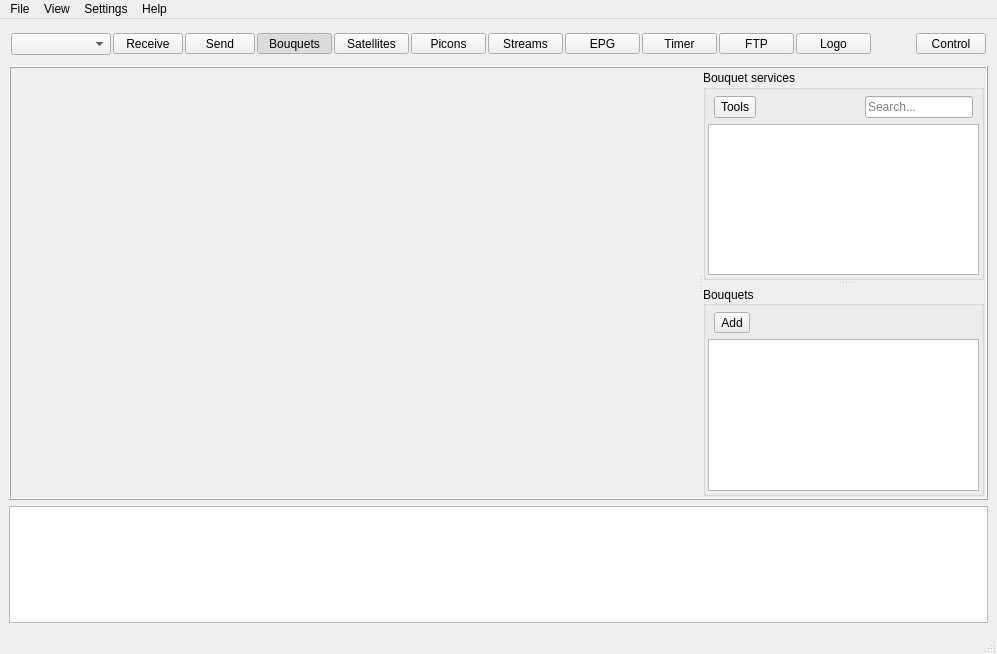
DYefremov/E2Toolkit, file app/ui/res/main.ui: the form before one commit.
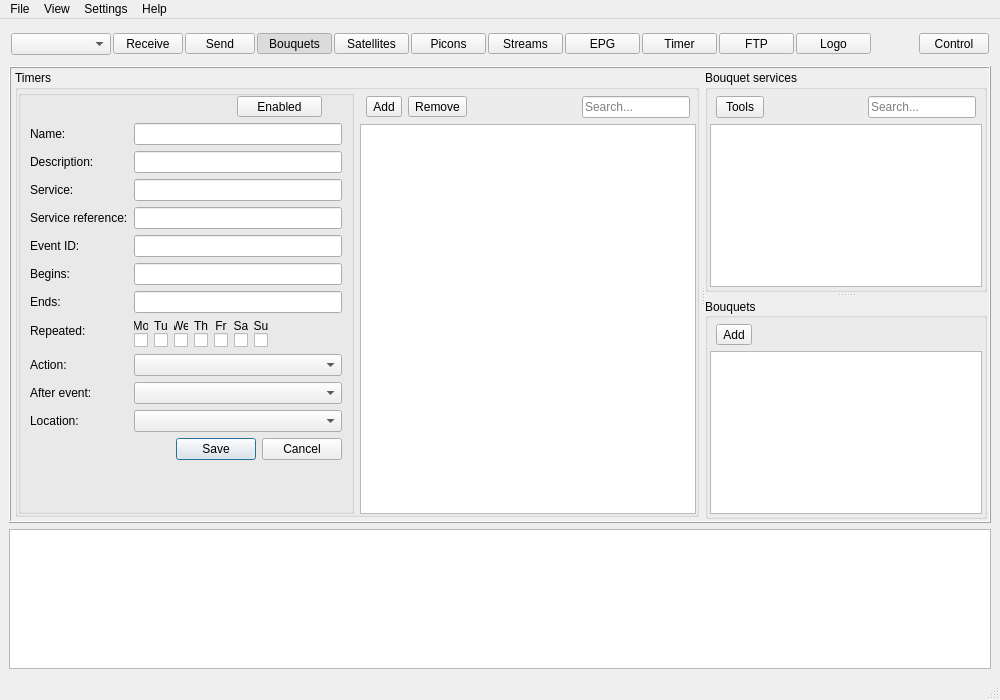
The form after the commit. The open tabs and pages were chosen to show the change. Icons and pictures are not drawn.

```diff
--- a/app/ui/res/main.ui
+++ b/app/ui/res/main.ui
@@ -6,8 +6,8 @@
    <rect>
     <x>0</x>
     <y>0</y>
-    <width>997</width>
-    <height>654</height>
+    <width>1000</width>
+    <height>700</height>
    </rect>
   </property>
   <property name="minimumSize">
@@ -1206,8 +1206,588 @@
             </item>
            </layout>
           </widget>
-          <widget class="QWidget" name="timer_page"/>
-          <widget class="QWidget" name="ftp_page"/>
+          <widget class="QWidget" name="timer_page">
+           <layout class="QGridLayout" name="timer_page_layout">
+            <property name="leftMargin">
+             <number>2</number>
+            </property>
+            <property name="topMargin">
+             <number>0</number>
+            </property>
+            <property name="rightMargin">
+             <number>2</number>
+            </property>
+            <property name="bottomMargin">
+             <number>2</number>
+            </property>
+            <item row="0" column="0">
+             <widget class="QGroupBox" name="timer_group_box">
+              <property name="title">
+               <string>Timers</string>
+              </property>
+              <layout class="QHBoxLayout" name="timer_broup_box_layout">
+               <property name="leftMargin">
+                <number>0</number>
+               </property>
+               <property name="topMargin">
+                <number>0</number>
+               </property>
+               <property name="rightMargin">
+                <number>0</number>
+               </property>
+               <property name="bottomMargin">
+                <number>0</number>
+               </property>
+               <item>
+                <widget class="QGroupBox" name="timer_edit_box">
+                 <layout class="QFormLayout" name="timer_edit_gruop_box">
+                  <property name="leftMargin">
+                   <number>9</number>
+                  </property>
+                  <property name="topMargin">
+                   <number>0</number>
+                  </property>
+                  <property name="rightMargin">
+                   <number>9</number>
+                  </property>
+                  <property name="bottomMargin">
+                   <number>0</number>
+                  </property>
+                  <item row="0" column="1">
+                   <widget class="QWidget" name="timer_enable_widget" native="true">
+                    <layout class="QHBoxLayout" name="timer_edit_enable_box">
+                     <property name="leftMargin">
+                      <number>0</number>
+                     </property>
+                     <property name="topMargin">
+                      <number>0</number>
+                     </property>
+                     <property name="rightMargin">
+                      <number>20</number>
+                     </property>
+                     <property name="bottomMargin">
+                      <number>0</number>
+                     </property>
+                     <item>
+                      <spacer name="timer_enable_widget_soacer">
+                       <property name="orientation">
+                        <enum>Qt::Horizontal</enum>
+                       </property>
+                       <property name="sizeHint" stdset="0">
+                        <size>
+                         <width>40</width>
+                         <height>20</height>
+                        </size>
+                       </property>
+                      </spacer>
+                     </item>
+                     <item>
+                      <widget class="QToolButton" name="timer_enable_button">
+                       <property name="minimumSize">
+                        <size>
+                         <width>85</width>
+                         <height>0</height>
+                        </size>
+                       </property>
+                       <property name="text">
+                        <string>Enabled</string>
+                       </property>
+                       <property name="checkable">
+                        <bool>true</bool>
+                       </property>
+                      </widget>
+                     </item>
+                    </layout>
+                   </widget>
+                  </item>
+                  <item row="1" column="0">
+                   <widget class="QLabel" name="timer_name_label">
+                    <property name="text">
+                     <string>Name:</string>
+                    </property>
+                   </widget>
+                  </item>
+                  <item row="1" column="1">
+                   <widget class="QLineEdit" name="timer_name_edit"/>
+                  </item>
+                  <item row="2" column="0">
+                   <widget class="QLabel" name="timer_description_label">
+                    <property name="text">
+                     <string>Description:</string>
+                    </property>
+                   </widget>
+                  </item>
+                  <item row="2" column="1">
+                   <widget class="QLineEdit" name="timer_description_edit"/>
+                  </item>
+                  <item row="3" column="0">
+                   <widget class="QLabel" name="timer_service_label">
+                    <property name="text">
+                     <string>Service:</string>
+                    </property>
+                   </widget>
+                  </item>
+                  <item row="3" column="1">
+                   <widget class="QLineEdit" name="timer_service_edit"/>
+                  </item>
+                  <item row="4" column="0">
+                   <widget class="QLabel" name="timer_service_ref_label">
+                    <property name="text">
+                     <string>Service reference:</string>
+                    </property>
+                   </widget>
+                  </item>
+                  <item row="4" column="1">
+                   <widget class="QLineEdit" name="timer_ref_edit"/>
+                  </item>
+                  <item row="5" column="0">
+                   <widget class="QLabel" name="timer_event_id_label">
+                    <property name="text">
+                     <string>Event ID:</string>
+                    </property>
+                   </widget>
+                  </item>
+                  <item row="5" column="1">
+                   <widget class="QLineEdit" name="timer_event_id_edit"/>
+                  </item>
+                  <item row="6" column="0">
+                   <widget class="QLabel" name="timer_begins_label">
+                    <property name="text">
+                     <string>Begins:</string>
+                    </property>
+                   </widget>
+                  </item>
+                  <item row="6" column="1">
+                   <widget class="QLineEdit" name="timer_begins_edit"/>
+                  </item>
+                  <item row="7" column="0">
+                   <widget class="QLabel" name="timer_ends_label">
+                    <property name="text">
+                     <string>Ends:</string>
+                    </property>
+                   </widget>
+                  </item>
+                  <item row="7" column="1">
+                   <widget class="QLineEdit" name="timer_ends_edit"/>
+                  </item>
+                  <item row="8" column="0">
+                   <widget class="QLabel" name="timer_repeated_label">
+                    <property name="text">
+                     <string>Repeated:</string>
+                    </property>
+                   </widget>
+                  </item>
+                  <item row="8" column="1">
+                   <layout class="QGridLayout" name="timer_repeated_grid">
+                    <property name="leftMargin">
+                     <number>0</number>
+                    </property>
+                    <property name="rightMargin">
+                     <number>9</number>
+                    </property>
+                    <property name="verticalSpacing">
+                     <number>0</number>
+                    </property>
+                    <item row="0" column="3">
+                     <widget class="QLabel" name="timer_th_label">
+                      <property name="text">
+                       <string>Th</string>
+                      </property>
+                      <property name="alignment">
+                       <set>Qt::AlignCenter</set>
+                      </property>
+                     </widget>
+                    </item>
+                    <item row="0" column="6">
+                     <widget class="QLabel" name="timer_su_label">
+                      <property name="text">
+                       <string>Su</string>
+                      </property>
+                      <property name="alignment">
+                       <set>Qt::AlignCenter</set>
+                      </property>
+                     </widget>
+                    </item>
+                    <item row="0" column="1">
+                     <widget class="QLabel" name="timer_tu_label">
+                      <property name="text">
+                       <string>Tu</string>
+                      </property>
+                      <property name="alignment">
+                       <set>Qt::AlignCenter</set>
+                      </property>
+                     </widget>
+                    </item>
+                    <item row="0" column="5">
+                     <widget class="QLabel" name="timer_sa_label">
+                      <property name="text">
+                       <string>Sa</string>
+                      </property>
+                      <property name="alignment">
+                       <set>Qt::AlignCenter</set>
+                      </property>
+                     </widget>
+                    </item>
+                    <item row="0" column="0">
+                     <widget class="QLabel" name="timer_mo_label">
+                      <property name="text">
+                       <string>Mo</string>
+                      </property>
+                      <property name="alignment">
+                       <set>Qt::AlignCenter</set>
+                      </property>
+                     </widget>
+                    </item>
+                    <item row="0" column="2">
+                     <widget class="QLabel" name="timer_we_label">
+                      <property name="text">
+                       <string>We</string>
+                      </property>
+                      <property name="alignment">
+                       <set>Qt::AlignCenter</set>
+                      </property>
+                     </widget>
+                    </item>
+                    <item row="0" column="4">
+                     <widget class="QLabel" name="timer_fr_label">
+                      <property name="text">
+                       <string>Fr</string>
+                      </property>
+                      <property name="alignment">
+                       <set>Qt::AlignCenter</set>
+                      </property>
+                     </widget>
+                    </item>
+                    <item row="1" column="0">
+                     <widget class="QCheckBox" name="timer_mo_check_box">
+                      <property name="sizePolicy">
+                       <sizepolicy hsizetype="Fixed" vsizetype="Fixed">
+                        <horstretch>0</horstretch>
+                        <verstretch>0</verstretch>
+                       </sizepolicy>
+                      </property>
+                      <property name="text">
+                       <string notr="true"/>
+                      </property>
+                     </widget>
+                    </item>
+                    <item row="1" column="1">
+                     <widget class="QCheckBox" name="timer_tu_check_box">
+                      <property name="sizePolicy">
+                       <sizepolicy hsizetype="Fixed" vsizetype="Fixed">
+                        <horstretch>0</horstretch>
+                        <verstretch>0</verstretch>
+                       </sizepolicy>
+                      </property>
+                      <property name="text">
+                       <string notr="true"/>
+                      </property>
+                     </widget>
+                    </item>
+                    <item row="1" column="2">
+                     <widget class="QCheckBox" name="timer_we_check_box">
+                      <property name="sizePolicy">
+                       <sizepolicy hsizetype="Fixed" vsizetype="Fixed">
+                        <horstretch>0</horstretch>
+                        <verstretch>0</verstretch>
+                       </sizepolicy>
+                      </property>
+                      <property name="text">
+                       <string notr="true"/>
+                      </property>
+                     </widget>
+                    </item>
+                    <item row="1" column="3">
+                     <widget class="QCheckBox" name="timer_th_check_box">
+                      <property name="sizePolicy">
+                       <sizepolicy hsizetype="Fixed" vsizetype="Fixed">
+                        <horstretch>0</horstretch>
+                        <verstretch>0</verstretch>
+                       </sizepolicy>
+                      </property>
+                      <property name="text">
+                       <string notr="true"/>
+                      </property>
+                     </widget>
+                    </item>
+                    <item row="1" column="4">
+                     <widget class="QCheckBox" name="timer_fr_check_box">
+                      <property name="sizePolicy">
+                       <sizepolicy hsizetype="Fixed" vsizetype="Fixed">
+                        <horstretch>0</horstretch>
+                        <verstretch>0</verstretch>
+                       </sizepolicy>
+                      </property>
+                      <property name="text">
+                       <string notr="true"/>
+                      </property>
+                     </widget>
+                    </item>
+                    <item row="1" column="5">
+                     <widget class="QCheckBox" name="timer_sa_check_box">
+                      <property name="sizePolicy">
+                       <sizepolicy hsizetype="Fixed" vsizetype="Fixed">
+                        <horstretch>0</horstretch>
+                        <verstretch>0</verstretch>
+                       </sizepolicy>
+                      </property>
+                      <property name="text">
+                       <string notr="true"/>
+                      </property>
+                     </widget>
+                    </item>
+                    <item row="1" column="6">
+                     <widget class="QCheckBox" name="timer_su_check_box">
+                      <property name="sizePolicy">
+                       <sizepolicy hsizetype="Fixed" vsizetype="Fixed">
+                        <horstretch>0</horstretch>
+                        <verstretch>0</verstretch>
+                       </sizepolicy>
+                      </property>
+                      <property name="layoutDirection">
+                       <enum>Qt::LeftToRight</enum>
+                      </property>
+                      <property name="text">
+                       <string notr="true"/>
+                      </property>
+                     </widget>
+                    </item>
+                   </layout>
+                  </item>
+                  <item row="9" column="0">
+                   <widget class="QLabel" name="timer_action_label">
+                    <property name="text">
+                     <string>Action:</string>
+                    </property>
+                   </widget>
+                  </item>
+                  <item row="9" column="1">
+                   <widget class="QComboBox" name="timer_action_combo_box"/>
+                  </item>
+                  <item row="10" column="0">
+                   <widget class="QLabel" name="timer_after_event_label">
+                    <property name="text">
+                     <string>After event:</string>
+                    </property>
+                   </widget>
+                  </item>
+                  <item row="10" column="1">
+                   <widget class="QComboBox" name="timer_after_event_combo_box"/>
+                  </item>
+                  <item row="11" column="0">
+                   <widget class="QLabel" name="timer_location_label">
+                    <property name="text">
+                     <string>Location:</string>
+                    </property>
+                   </widget>
+                  </item>
+                  <item row="11" column="1">
+                   <widget class="QComboBox" name="timer_location_combo_box"/>
+                  </item>
+                  <item row="12" column="1">
+                   <widget class="QDialogButtonBox" name="timer_edit_button_box">
+                    <property name="standardButtons">
+                     <set>QDialogButtonBox::Cancel|QDialogButtonBox::Save</set>
+                    </property>
+                   </widget>
+                  </item>
+                 </layout>
+                </widget>
+               </item>
+               <item>
+                <layout class="QVBoxLayout" name="timer_view_layout">
+                 <property name="topMargin">
+                  <number>6</number>
+                 </property>
+                 <item>
+                  <layout class="QHBoxLayout" name="timer_view_header_layout">
+                   <property name="leftMargin">
+                    <number>6</number>
+                   </property>
+                   <property name="rightMargin">
+                    <number>6</number>
+                   </property>
+                   <item>
+                    <widget class="QToolButton" name="timer_add_button">
+                     <property name="minimumSize">
+                      <size>
+                       <width>32</width>
+                       <height>0</height>
+                      </size>
+                     </property>
+                     <property name="text">
+                      <string>Add</string>
+                     </property>
+                     <property name="icon">
+                      <iconset theme="add">
+                       <normaloff>../../../../../../Рабочий стол</normaloff>../../../../../../Рабочий стол</iconset>
+                     </property>
+                    </widget>
+                   </item>
+                   <item>
+                    <widget class="QToolButton" name="timer_remove_button">
+                     <property name="minimumSize">
+                      <size>
+                       <width>32</width>
+                       <height>0</height>
+                      </size>
+                     </property>
+                     <property name="text">
+                      <string>Remove</string>
+                     </property>
+                     <property name="icon">
+                      <iconset theme="remove">
+                       <normaloff>../../../../../../Рабочий стол</normaloff>../../../../../../Рабочий стол</iconset>
+                     </property>
+                    </widget>
+                   </item>
+                   <item>
+                    <spacer name="timer_header_spacer">
+                     <property name="orientation">
+                      <enum>Qt::Horizontal</enum>
+                     </property>
+                     <property name="sizeHint" stdset="0">
+                      <size>
+                       <width>40</width>
+                       <height>20</height>
+                      </size>
+                     </property>
+                    </spacer>
+                   </item>
+                   <item>
+                    <widget class="QLineEdit" name="timer_search_edit">
+                     <property name="placeholderText">
+                      <string>Search...</string>
+                     </property>
+                    </widget>
+                   </item>
+                  </layout>
+                 </item>
+                 <item>
+                  <widget class="QListView" name="timer_view"/>
+                 </item>
+                </layout>
+               </item>
+              </layout>
+             </widget>
+            </item>
+           </layout>
+          </widget>
+          <widget class="QWidget" name="ftp_page">
+           <layout class="QGridLayout" name="ftp_page_layout">
+            <property name="leftMargin">
+             <number>2</number>
+            </property>
+            <property name="topMargin">
+             <number>0</number>
+            </property>
+            <property name="rightMargin">
+             <number>9</number>
+            </property>
+            <property name="bottomMargin">
+             <number>2</number>
+            </property>
+            <item row="0" column="0">
+             <widget class="QSplitter" name="ftp_splitter">
+              <property name="orientation">
+               <enum>Qt::Horizontal</enum>
+              </property>
+              <widget class="QGroupBox" name="ftp_src_group_box">
+               <property name="title">
+                <string>FTP</string>
+               </property>
+               <layout class="QVBoxLayout" name="ftp_src_group_box_layout">
+                <property name="leftMargin">
+                 <number>0</number>
+                </property>
+                <property name="topMargin">
+                 <number>0</number>
+                </property>
+                <property name="rightMargin">
+                 <number>0</number>
+                </property>
+                <property name="bottomMargin">
+                 <number>0</number>
+                </property>
+                <item>
+                 <layout class="QHBoxLayout" name="ftp_src_top_layout">
+                  <item>
+                   <widget class="QLabel" name="ftp_src_status_label">
+                    <property name="text">
+                     <string>Status:</string>
+                    </property>
+                   </widget>
+                  </item>
+                  <item>
+                   <spacer name="ftp_src_top_layout_spacer">
+                    <property name="orientation">
+                     <enum>Qt::Horizontal</enum>
+                    </property>
+                    <property name="sizeHint" stdset="0">
+                     <size>
+                      <width>40</width>
+                      <height>20</height>
+                     </size>
+                    </property>
+                   </spacer>
+                  </item>
+                 </layout>
+                </item>
+                <item>
+                 <widget class="QListView" name="ftp_src_view"/>
+                </item>
+               </layout>
+              </widget>
+              <widget class="QGroupBox" name="ftp_dest_group_box">
+               <property name="title">
+                <string>PC</string>
+               </property>
+               <layout class="QVBoxLayout" name="ftp_dest_group_box_layout">
+                <property name="leftMargin">
+                 <number>0</number>
+                </property>
+                <property name="topMargin">
+                 <number>0</number>
+                </property>
+                <property name="rightMargin">
+                 <number>0</number>
+                </property>
+                <property name="bottomMargin">
+                 <number>0</number>
+                </property>
+                <item>
+                 <layout class="QHBoxLayout" name="ftp_dest_top_layout">
+                  <item>
+                   <widget class="QLabel" name="ftp_dest_status_label">
+                    <property name="text">
+                     <string>Status:</string>
+                    </property>
+                   </widget>
+                  </item>
+                  <item>
+                   <spacer name="ftp_dest_top_layout_spacer">
+                    <property name="orientation">
+                     <enum>Qt::Horizontal</enum>
+                    </property>
+                    <property name="sizeHint" stdset="0">
+                     <size>
+                      <width>40</width>
+                      <height>20</height>
+                     </size>
+                    </property>
+                   </spacer>
+                  </item>
+                 </layout>
+                </item>
+                <item>
+                 <widget class="QListView" name="ftp_dest_view"/>
+                </item>
+               </layout>
+              </widget>
+             </widget>
+            </item>
+           </layout>
+          </widget>
           <widget class="QWidget" name="logo_page"/>
          </widget>
          <widget class="QSplitter" name="fav_splitter">
@@ -1277,7 +1857,7 @@
                 </property>
                 <property name="minimumSize">
                  <size>
-                  <width>32</width>
+                  <width>48</width>
                   <height>0</height>
                  </size>
                 </property>
@@ -1298,7 +1878,7 @@
                  </size>
                 </property>
                 <property name="popupMode">
-                 <enum>QToolButton::InstantPopup</enum>
+                 <enum>QToolButton::DelayedPopup</enum>
                 </property>
                 <property name="toolButtonStyle">
                  <enum>Qt::ToolButtonIconOnly</enum>
@@ -1460,7 +2040,7 @@
     <rect>
      <x>0</x>
      <y>0</y>
-     <width>997</width>
+     <width>1000</width>
      <height>22</height>
     </rect>
    </property>
```
Left out of the diff: 341 changed lines with no effect on the pictures.
